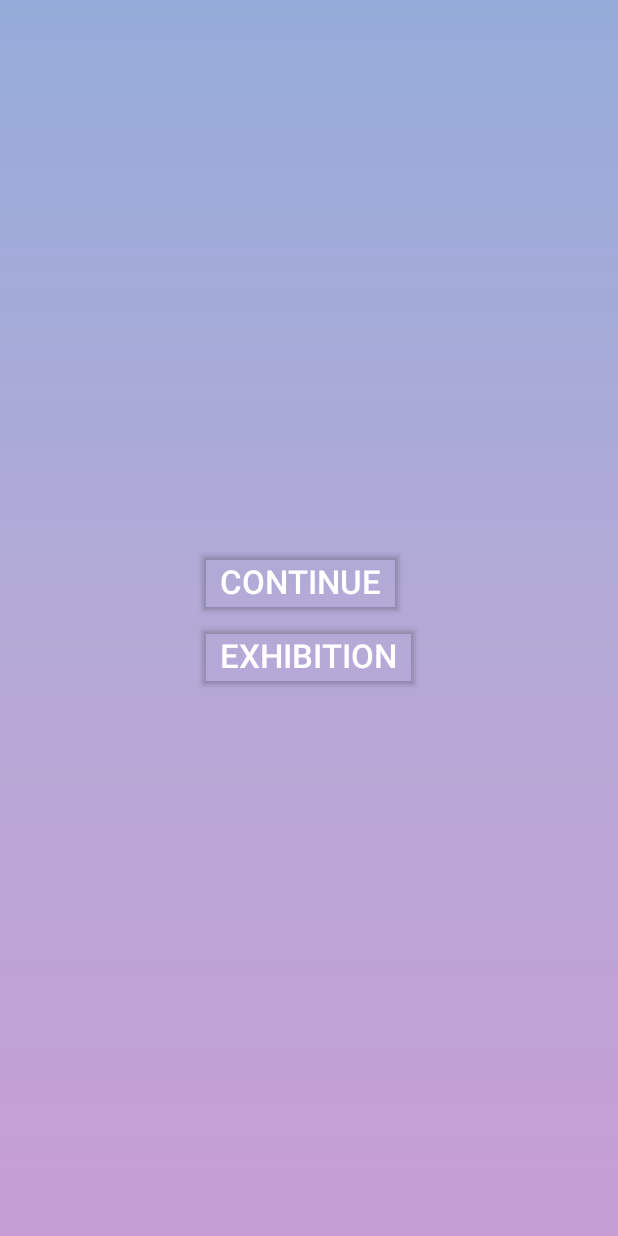
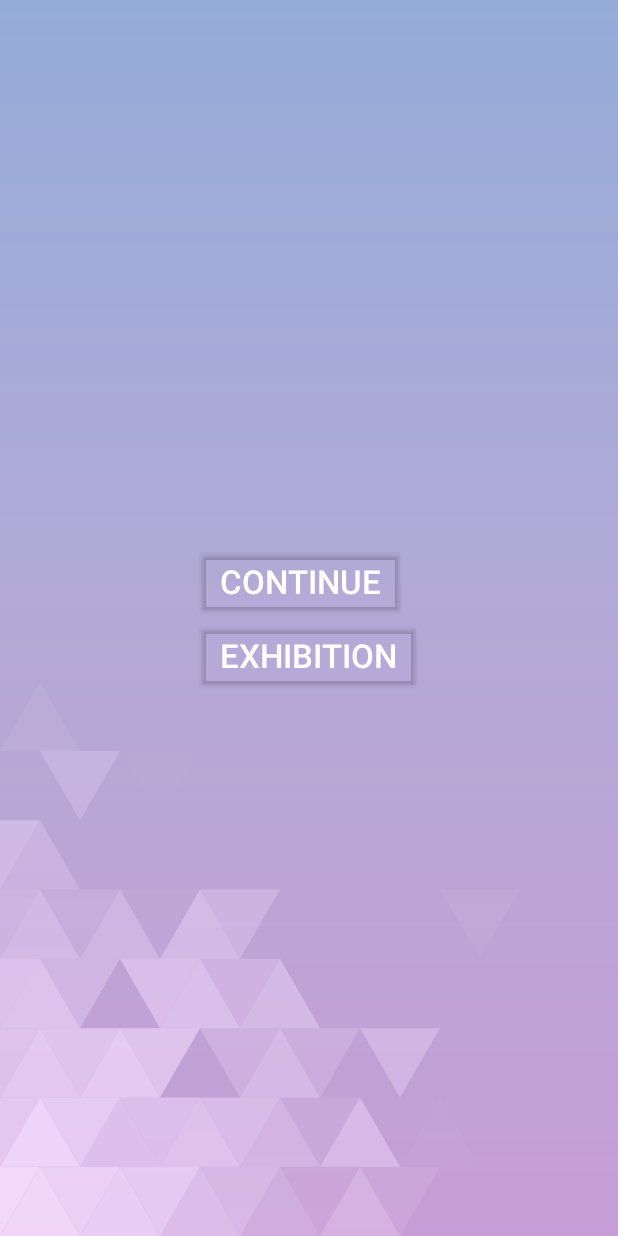
Before and after one commit to tametter/RBX, an Android app: the screen it shows after launch (MainActivity), on a phone screen of 412 x 824 dp. Run offline under Robolectric (Android 15) with nearby library versions, the phone set to English and light mode, and no system bars.

Commit message:
Some testing with a triangle pattern background.

```diff
--- /dev/null
+++ b/app/src/main/java/ch/talionis/rbx/views/TriangleBackground.java
@@ -0,0 +1,116 @@
+package ch.talionis.rbx.views;
+
+import android.content.Context;
+import android.graphics.Canvas;
+import android.graphics.Color;
+import android.graphics.Paint;
+import android.graphics.Path;
+import android.util.AttributeSet;
+import android.view.View;
+
+import androidx.annotation.Nullable;
+
+import java.util.Random;
+
+import ch.talionis.rbx.R;
+
+import static android.graphics.Paint.ANTI_ALIAS_FLAG;
+
+public class TriangleBackground extends View {
+    private final float triangleWidth = 80;
+    private final float triangleHeight = (float) Math.sqrt(Math.pow(triangleWidth, 2) - Math.pow(0.5f * triangleWidth, 2));
+    private Paint paint;
+    private Random random;
+    Path upperTrianglePathSource = new Path();
+    Path lowerTrianglePathSource = new Path();
+    Path upperTrianglePath = new Path();
+    Path lowerTrianglePath = new Path();
+
+    public TriangleBackground(Context context) {
+        super(context);
+        init();
+    }
+
+    public TriangleBackground(Context context, @Nullable AttributeSet attrs) {
+        super(context, attrs);
+        init();
+    }
+
+    private void init() {
+        paint = new Paint();
+        paint.setFlags(ANTI_ALIAS_FLAG);
+        paint.setColor(getResources().getColor(R.color.triangle_base_color));
+
+        random = new Random();
+    }
+
+    @Override
+    protected void onLayout(boolean changed, int left, int top, int right, int bottom) {
+        super.onLayout(changed, left, top, right, bottom);
+    }
+
+    @Override
+    protected void onDraw(Canvas canvas) {
+        drawTriangle(canvas);
+    }
+
+    private void drawTriangle(Canvas canvas) {
+        calculateUpperTrianglePathSource(canvas);
+        calculateLowerTrianglePathSource(canvas);
+
+        int horizontalTriangleCount = (int) (canvas.getWidth() / triangleWidth) + 1;
+        int verticalTriangleCount = (int) (canvas.getHeight() / 2 / triangleHeight);
+
+        for (int x = 0; x < horizontalTriangleCount; x++) {
+            for (int y = 0; y < verticalTriangleCount; y++) {
+                upperTrianglePath.reset();
+                upperTrianglePathSource.offset(x * triangleWidth, -y * triangleHeight, upperTrianglePath);
+                paint.setAlpha(getAlphaForIndex(x, y, horizontalTriangleCount, verticalTriangleCount));
+                canvas.drawPath(upperTrianglePath, paint);
+
+                lowerTrianglePath.reset();
+                lowerTrianglePathSource.offset(x * triangleWidth, -y * triangleHeight, lowerTrianglePath);
+                paint.setAlpha(getAlphaForIndex(x, y, horizontalTriangleCount, verticalTriangleCount));
+                canvas.drawPath(lowerTrianglePath, paint);
+            }
+        }
+    }
+
+    private int getAlphaForIndex(int x, int y, int maxX, int maxY) {
+        int minMax = Math.min(maxX, maxY);
+        float dist = (float) Math.sqrt(Math.pow(x, 2) + Math.pow(y, 2));
+
+        if (dist >= minMax) {
+            return 0;
+        }
+
+        if (dist - random.nextInt(minMax) > minMax * 0.3f) {
+            return 0;
+        }
+
+        float brightnessByDistance = (200 - (255 * dist / minMax));
+        brightnessByDistance = brightnessByDistance + random.nextInt(50) * (random.nextBoolean() ? 1 : -1);
+
+        return (int) Math.min(255, Math.max(0, brightnessByDistance));
+    }
+
+    private void calculateUpperTrianglePathSource(Canvas canvas) {
+        int height = canvas.getHeight();
+
+        upperTrianglePathSource.reset();
+        upperTrianglePathSource.setLastPoint(0, height);
+        upperTrianglePathSource.lineTo(triangleWidth, height);
+        upperTrianglePathSource.lineTo(0.5f * triangleWidth, height - triangleHeight);
+        upperTrianglePathSource.lineTo(0, height);
+    }
+
+    private void calculateLowerTrianglePathSource(Canvas canvas) {
+        int height = canvas.getHeight();
+
+        lowerTrianglePathSource.reset();
+        lowerTrianglePathSource.setLastPoint(-0.5f * triangleWidth, height - triangleHeight);
+        lowerTrianglePathSource.lineTo(0.5f * triangleWidth, height - triangleHeight);
+        lowerTrianglePathSource.lineTo(0, height);
+        lowerTrianglePathSource.lineTo(-0.5f * triangleWidth, height - triangleHeight);
+    }
+}
--- a/app/src/main/res/layout/activity_main.xml
+++ b/app/src/main/res/layout/activity_main.xml
@@ -1,6 +1,16 @@
 <?xml version="1.0" encoding="utf-8"?>
 <FrameLayout xmlns:android="http://schemas.android.com/apk/res/android"
-    android:id="@+id/main_container"
     android:layout_width="match_parent"
     android:layout_height="match_parent"
-    android:background="@drawable/gradient_bg"/>
+    android:background="@drawable/gradient_bg">
+
+    <ch.talionis.rbx.views.TriangleBackground
+        android:layout_width="match_parent"
+        android:layout_height="match_parent" />
+
+    <FrameLayout
+        android:id="@+id/main_container"
+        android:layout_width="match_parent"
+        android:layout_height="match_parent"/>
+
+</FrameLayout>
--- a/app/src/main/res/values/colors.xml
+++ b/app/src/main/res/values/colors.xml
@@ -8,6 +8,8 @@
     <color name="bg_gradient_center">#61391E94</color>
     <color name="bg_gradient_top">#6A0037A5</color>
 
+    <color name="triangle_base_color">#F7DFFF</color>
+
     <color name="block_solid">#555555</color>
     <color name="block_empty">#f4f4f2</color>
     <color name="block_movable">#E1B894</color>
```
